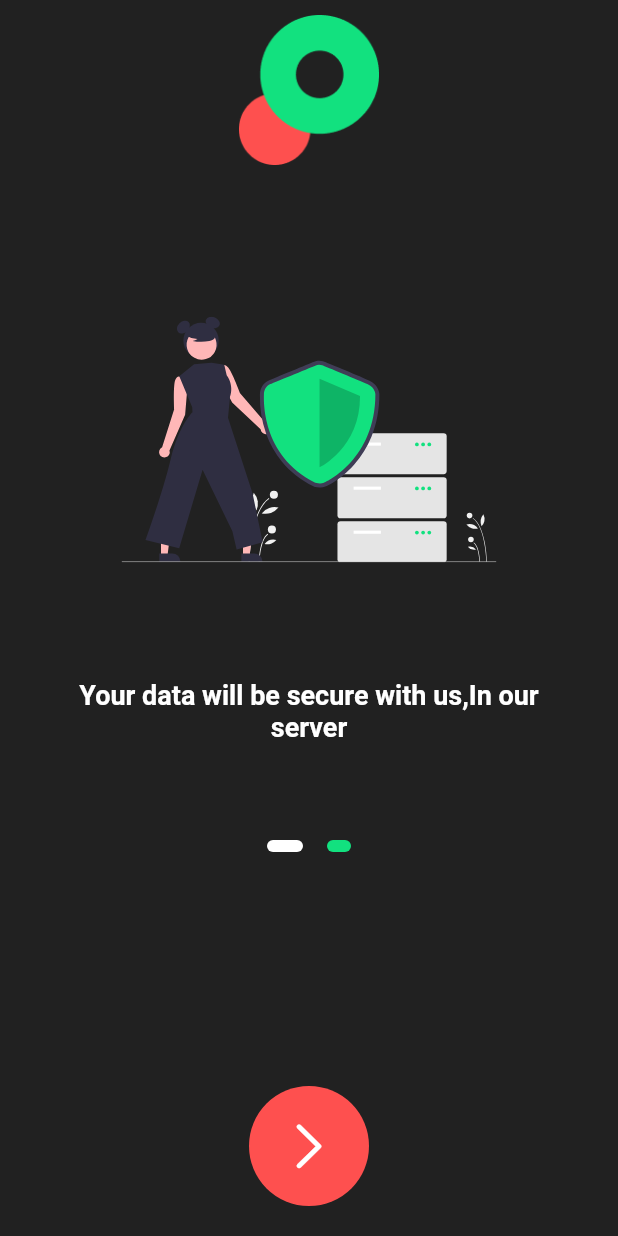
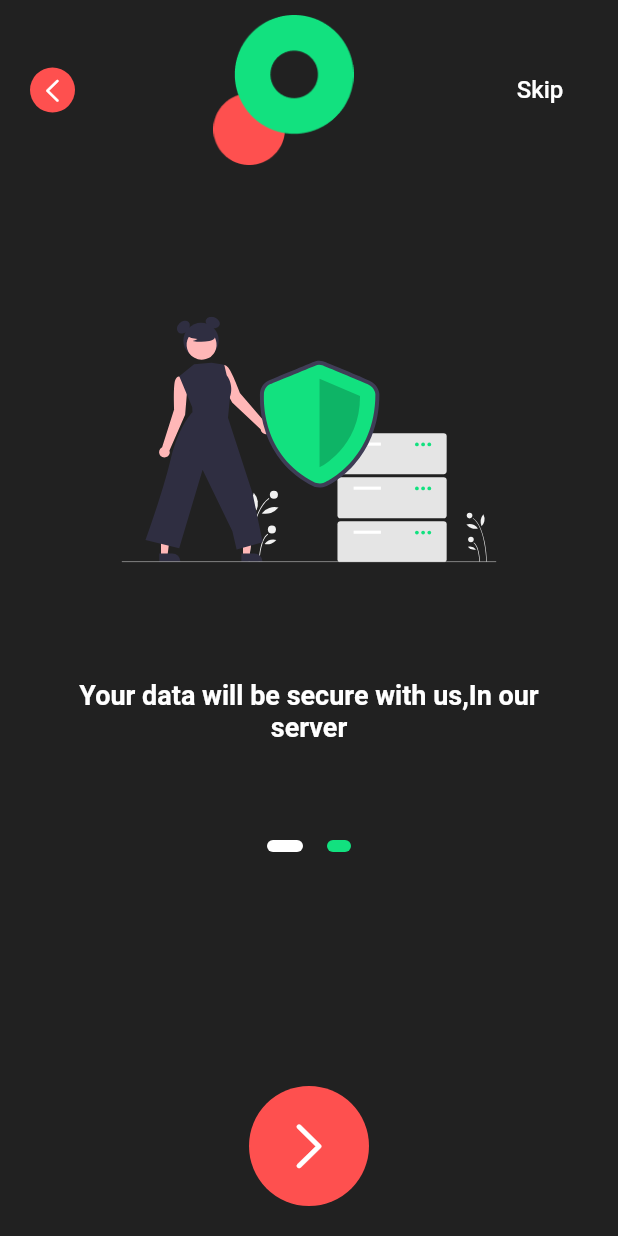
Before and after one commit to alokhegde2/key-secure, a Flutter app: the OnBoard screen opened directly, on a phone screen of 412 x 824 dp. Run offline on Flutter 3.47's test engine with Material 2 defaults, Android fonts, the phone set to English and light mode, and no system bars; our stand-ins replace animated_splash_screen, flutter_svg, get, google_fonts; missing offline and left inert: clipboard; Roboto replaces fonts that are missing (Ubuntu).

Commit message:
Updated the on boarding screen

```diff
--- a/key_secure/lib/views/auth/on_board.dart
+++ b/key_secure/lib/views/auth/on_board.dart
@@ -47,6 +47,27 @@ class _OnBoardState extends State<OnBoard> {
           width: MediaQuery.of(context).size.width,
           child: Column(
             children: [
+              Row(
+                mainAxisAlignment: MainAxisAlignment.spaceBetween,
+                children: [
+                  InkWell(
+                    onTap: () {
+                      Get.back();
+                    },
+                    child: Container(
+                      height: 30.0,
+                      width: 30.0,
+                      decoration: BoxDecoration(
+                          color: Color(0xFFFE504F),
+                          borderRadius: BorderRadius.circular(15)),
+                      child: Center(
+                        child: Icon(
+                          CupertinoIcons.chevron_left,
+                          size: 20,
+                        ),
+                      ),
+                    ),
+                  ),
                   Hero(
                     tag: "logo1",
                     child: Image.asset(
@@ -54,6 +75,16 @@ class _OnBoardState extends State<OnBoard> {
                       height: 100,
                       width: 100.0,
                     ),
+                  ),
+                  TextButton(
+                    onPressed: () {
+                      Get.to(
+                        Register(),
+                      );
+                    },
+                    child: Text("Skip",style: GoogleFonts.ubuntu(color:Colors.white,fontSize: 16),),
+                  )
+                ],
               ),
               SizedBox(
                 height: 50.0,
```
Lines whose indentation alone changed are shown as unchanged.
